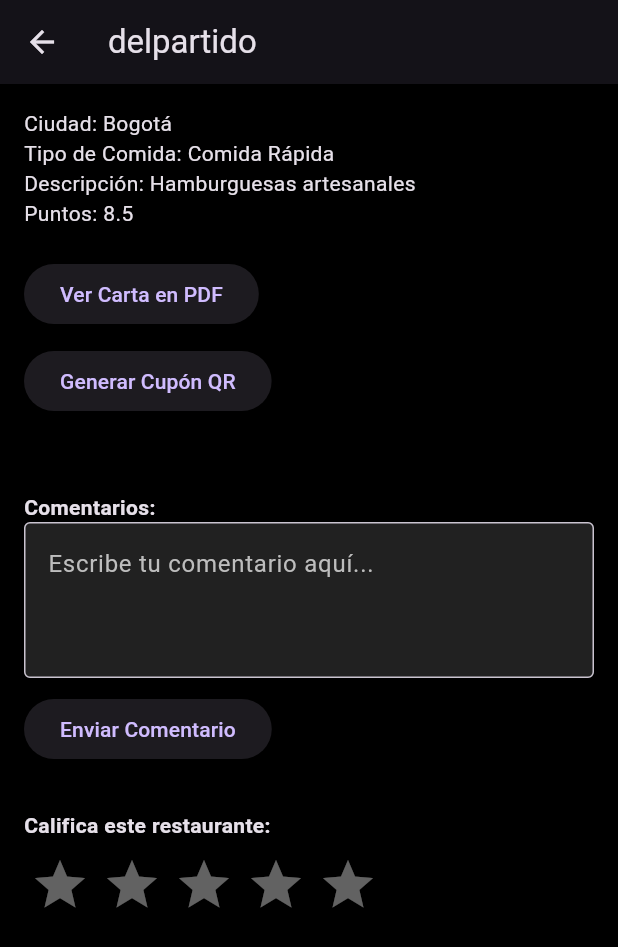
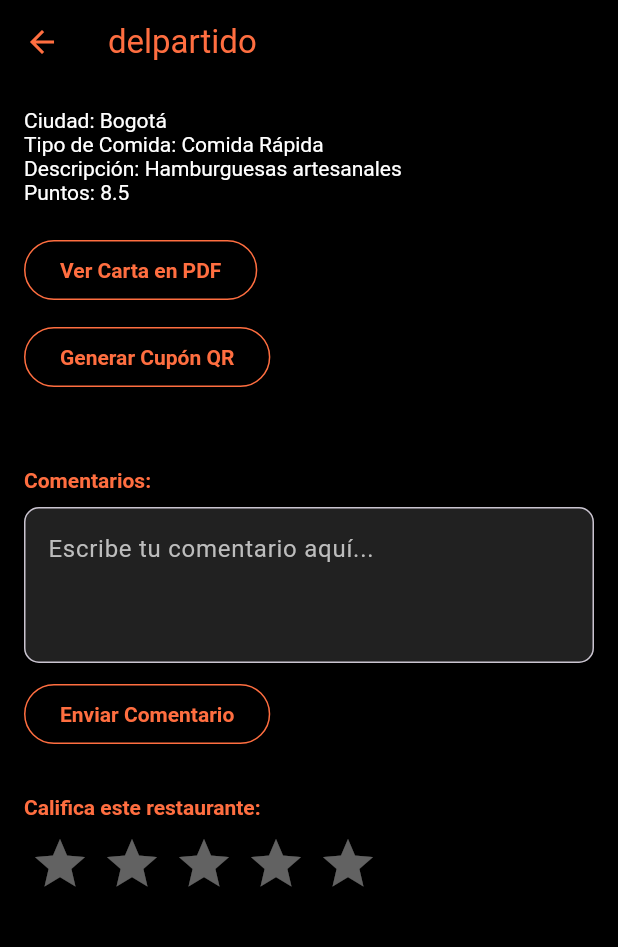
Before and after one commit to mateopelaez04/localeats, a Flutter app: the RestaurantPage screen opened directly, after a tap on "delpartido", on a phone screen of 412 x 824 dp. Shown: the top 947 px of the screen. Run offline on Flutter 3.47's test engine with Material 3 defaults, Android fonts, the phone set to English and light mode, and no system bars; drawn by our look-alikes of flutter_rating_bar; our stand-ins replace open_file, qr_flutter.

Commit message:
Unificacion de los diferentes hilos

```diff
--- a/lib/PaginaPrincipal.dart
+++ b/lib/PaginaPrincipal.dart
@@ -1,5 +1,5 @@
 import 'package:flutter/material.dart';
-import 'restaurant_page.dart'; // Asegúrate de que el archivo existe
+import 'pages/restaurant_page.dart'; // Asegúrate de que el archivo existe
 
 void main() {
   runApp(const MyApp());
--- a/lib/main.dart
+++ b/lib/main.dart
@@ -1,8 +1,5 @@
 import 'package:flutter/material.dart';
-import 'pages/login_page.dart';
-import 'pages/registro_page.dart';
 import 'pages/inicio_page.dart';
-import 'pages/restaurant_page.dart';
 
 void main() {
   runApp(const MyApp());
@@ -29,8 +26,7 @@ class MyApp extends StatelessWidget {
           ),
         ),
       ),
-      //home: InicioPage(),
-      home: RestaurantPage(),
+      home: InicioPage(),
     );
   }
 }
--- a/lib/pages/registro_page.dart
+++ b/lib/pages/registro_page.dart
@@ -1,6 +1,7 @@
 import 'package:flutter/material.dart';
 import 'package:localeats/components/my_button.dart';
 import 'package:localeats/components/my_textfield.dart';
+import 'package:localeats/pages/restaurant_page.dart';
 
 class RegistroPage extends StatelessWidget {
   RegistroPage({super.key});
@@ -16,9 +17,9 @@ class RegistroPage extends StatelessWidget {
     final username = usernameController.text.trim();
     final password = passwordController.text;
 
-    if (username.isEmpty && password.isEmpty && email.isEmpty) {
+    if (username.isEmpty || password.isEmpty || email.isEmpty) {
       ScaffoldMessenger.of(context).showSnackBar(
-        SnackBar(
+        const SnackBar(
           backgroundColor: Colors.redAccent, // Fondo del snackbar
           content: Text(
             'Por favor, llena todos los campos',
@@ -33,9 +34,10 @@ class RegistroPage extends StatelessWidget {
       return;
     }
 
-    if (username.isEmpty && password.isEmpty) {
-
-    }
+    Navigator.pushReplacement(
+      context,
+      MaterialPageRoute(builder: (context) => RestaurantPage()),
+    );
   }
 
   @override
@@ -57,7 +59,7 @@ class RegistroPage extends StatelessWidget {
               const SizedBox(height: 50),
 
               // welcome back, you've been missed!
-              Text(
+              const Text(
                 'Crear Cuenta',
                 style: TextStyle(
                     color: Colors.white,
--- /dev/null
+++ b/lib/pages/restaurant_detail_page.dart
@@ -0,0 +1,209 @@
+import 'dart:io';
+import 'package:flutter/material.dart';
+import 'package:flutter/services.dart';
+import 'package:qr_flutter/qr_flutter.dart';
+import 'package:open_file/open_file.dart';
+import 'package:path_provider/path_provider.dart';
+import 'package:flutter_rating_bar/flutter_rating_bar.dart';
+
+class RestaurantDetailPage extends StatefulWidget {
+  final String nombre;
+  final String ciudad;
+  final String tipoComida;
+  final String descripcion;
+  final double puntos;
+
+  const RestaurantDetailPage({
+    super.key,
+    required this.nombre,
+    required this.ciudad,
+    required this.tipoComida,
+    required this.descripcion,
+    required this.puntos,
+  });
+
+  @override
+  State<RestaurantDetailPage> createState() => _RestaurantDetailPageState();
+}
+
+class _RestaurantDetailPageState extends State<RestaurantDetailPage> {
+  bool mostrarQR = false;
+  final _comentarioController = TextEditingController();
+  double _rating = 0;
+
+  String get qrData => '''
+Restaurante: ${widget.nombre}
+Ciudad: ${widget.ciudad}
+Puntos: ${widget.puntos}
+''';
+
+  Future<void> _abrirCartaPDF() async {
+    final String assetPath = _obtenerRutaPDF(widget.nombre.toLowerCase());
+
+    try {
+      final ByteData data = await rootBundle.load(assetPath);
+      final tempDir = await getTemporaryDirectory();
+      final file = File('${tempDir.path}/${widget.nombre}.pdf');
+      await file.writeAsBytes(data.buffer.asUint8List(), flush: true);
+      OpenFile.open(file.path);
+    } catch (e) {
+      ScaffoldMessenger.of(context).showSnackBar(
+        SnackBar(
+          content: Text('Error al abrir el PDF: $e'),
+          backgroundColor: Colors.deepOrangeAccent,
+        ),
+      );
+    }
+  }
+
+  String _obtenerRutaPDF(String nombre) {
+    switch (nombre) {
+      case 'delpartido':
+        return 'assets/delpartido.pdf';
+      case 'sabores paisas':
+        return 'assets/sabores_paisas.pdf';
+      case 'san isidro':
+        return 'assets/san_isidro.pdf';
+      case 'restaurante cucuta':
+        return 'assets/Cucuta.pdf';
+      default:
+        return 'assets/delpartido.pdf';
+    }
+  }
+
+  ButtonStyle get _botonEstilo => OutlinedButton.styleFrom(
+    backgroundColor: Colors.black,
+    foregroundColor: Colors.deepOrangeAccent,
+    side: const BorderSide(color: Colors.deepOrangeAccent),
+    textStyle: const TextStyle(fontWeight: FontWeight.bold),
+  );
+
+  @override
+  Widget build(BuildContext context) {
+    return Scaffold(
+      backgroundColor: Colors.black,
+      appBar: AppBar(
+        title: Text(widget.nombre),
+        backgroundColor: Colors.black,
+        foregroundColor: Colors.deepOrangeAccent,
+      ),
+      body: SingleChildScrollView(
+        padding: const EdgeInsets.all(16.0),
+        child: DefaultTextStyle(
+          style: const TextStyle(color: Colors.white),
+          child: Column(
+            crossAxisAlignment: CrossAxisAlignment.start,
+            children: [
+              Text('Ciudad: ${widget.ciudad}'),
+              Text('Tipo de Comida: ${widget.tipoComida}'),
+              Text('Descripción: ${widget.descripcion}'),
+              Text('Puntos: ${widget.puntos}'),
+              const SizedBox(height: 20),
+
+              OutlinedButton(
+                onPressed: _abrirCartaPDF,
+                style: _botonEstilo,
+                child: const Text('Ver Carta en PDF'),
+              ),
+              const SizedBox(height: 10),
+
+              OutlinedButton(
+                onPressed: () {
+                  setState(() {
+                    mostrarQR = true;
+                  });
+                },
+                style: _botonEstilo,
+                child: const Text('Generar Cupón QR'),
+              ),
+
+              const SizedBox(height: 20),
+
+              if (mostrarQR)
+                Center(
+                  child: QrImageView(
+                    data: qrData,
+                    version: QrVersions.auto,
+                    size: 200.0,
+                    backgroundColor: Colors.white,
+                  ),
+                ),
+
+              const SizedBox(height: 30),
+              const Text(
+                'Comentarios:',
+                style: TextStyle(fontWeight: FontWeight.bold, color: Colors.deepOrangeAccent),
+              ),
+
+              const SizedBox(height: 10),
+              TextField(
+                controller: _comentarioController,
+                maxLines: 3,
+                style: const TextStyle(color: Colors.white),
+                decoration: InputDecoration(
+                  hintText: 'Escribe tu comentario aquí...',
+                  hintStyle: TextStyle(color: Colors.grey[400]),
+                  filled: true,
+                  fillColor: Colors.grey[900],
+                  border: OutlineInputBorder(
+                    borderRadius: BorderRadius.circular(10),
+                    borderSide: BorderSide(color: Colors.deepOrangeAccent),
+                  ),
+                  focusedBorder: OutlineInputBorder(
+                    borderSide: BorderSide(color: Colors.deepOrangeAccent),
+                  ),
+                ),
+              ),
+
+              const SizedBox(height: 10),
+              OutlinedButton(
+                onPressed: () {
+                  final comentario = _comentarioController.text;
+                  if (comentario.isNotEmpty) {
+                    ScaffoldMessenger.of(context).showSnackBar(
+                      SnackBar(
+                        content: Text('Comentario enviado: $comentario'),
+                        backgroundColor: Colors.deepOrangeAccent,
+                      ),
+                    );
+                    _comentarioController.clear();
+                  }
+                },
+                style: _botonEstilo,
+                child: const Text('Enviar Comentario'),
+              ),
+
+              const SizedBox(height: 30),
+              const Text(
+                'Califica este restaurante:',
+                style: TextStyle(fontWeight: FontWeight.bold, color: Colors.deepOrangeAccent),
+              ),
+              const SizedBox(height: 10),
+
+              RatingBar.builder(
+                initialRating: _rating,
+                minRating: 1,
+                direction: Axis.horizontal,
+                allowHalfRating: true,
+                itemCount: 5,
+                itemPadding: const EdgeInsets.symmetric(horizontal: 4.0),
+                itemBuilder: (context, _) => const Icon(Icons.star, color: Colors.amber),
+                onRatingUpdate: (rating) {
+                  setState(() {
+                    _rating = rating;
+                  });
+                  ScaffoldMessenger.of(context).showSnackBar(
+                    SnackBar(
+                      content: Text('Gracias por calificar con $rating estrellas.'),
+                      backgroundColor: Colors.deepOrangeAccent,
+                    ),
+                  );
+                },
+              ),
+            ],
+          ),
+        ),
+      ),
+    );
+  }
+}
--- a/lib/restaurant_page.dart
+++ b/lib/pages/restaurant_page.dart
@@ -63,16 +63,28 @@ class _RestaurantPageState extends State<RestaurantPage> {
     }).toList();
 
     return Scaffold(
-      appBar: AppBar(title: const Text('Lista de Restaurantes')),
+      backgroundColor: Colors.black,
+      appBar: AppBar(
+        backgroundColor: Colors.black,
+        title: const Text('Lista de Restaurantes'),
+      ),
       body: Column(
         children: [
           Padding(
             padding: const EdgeInsets.all(8.0),
             child: TextField(
-              decoration: const InputDecoration(
+              style: const TextStyle(color: Colors.white),
+              decoration: InputDecoration(
                 labelText: 'Buscar por nombre',
-                border: OutlineInputBorder(),
-                prefixIcon: Icon(Icons.search),
+                labelStyle: const TextStyle(color: Colors.deepOrangeAccent),
+                border: const OutlineInputBorder(),
+                prefixIcon: const Icon(Icons.search, color: Colors.deepOrangeAccent),
+                enabledBorder: const OutlineInputBorder(
+                  borderSide: BorderSide(color: Colors.deepOrangeAccent),
+                ),
+                focusedBorder: const OutlineInputBorder(
+                  borderSide: BorderSide(color: Colors.deepOrangeAccent, width: 2),
+                ),
               ),
               onChanged: (value) {
                 setState(() {
@@ -81,11 +93,20 @@ class _RestaurantPageState extends State<RestaurantPage> {
               },
             ),
           ),
-          Row(
-            children: [
-              Expanded(
-                child: DropdownButtonFormField<String>(
-                  decoration: const InputDecoration(labelText: 'Ciudad'),
+          Padding(
+            padding: const EdgeInsets.symmetric(horizontal: 16.0, vertical: 8.0),
+            child: Column(
+              children: [
+                DropdownButtonFormField<String>(
+                  decoration: const InputDecoration(
+                    labelText: 'Ciudad',
+                    labelStyle: TextStyle(color: Colors.deepOrangeAccent),
+                    enabledBorder: OutlineInputBorder(
+                      borderSide: BorderSide(color: Colors.deepOrangeAccent),
+                    ),
+                  ),
+                  dropdownColor: Colors.black,
+                  style: const TextStyle(color: Colors.white),
                   value: _ciudadSeleccionada,
                   items: ciudades.map((c) => DropdownMenuItem(value: c, child: Text(c))).toList(),
                   onChanged: (value) {
@@ -94,10 +115,17 @@ class _RestaurantPageState extends State<RestaurantPage> {
                     });
                   },
                 ),
-              ),
-              Expanded(
-                child: DropdownButtonFormField<String>(
-                  decoration: const InputDecoration(labelText: 'Tipo de comida'),
+                const SizedBox(height: 12),
+                DropdownButtonFormField<String>(
+                  decoration: const InputDecoration(
+                    labelText: 'Tipo de comida',
+                    labelStyle: TextStyle(color: Colors.deepOrangeAccent),
+                    enabledBorder: OutlineInputBorder(
+                      borderSide: BorderSide(color: Colors.deepOrangeAccent),
+                    ),
+                  ),
+                  dropdownColor: Colors.black,
+                  style: const TextStyle(color: Colors.white),
                   value: _tipoSeleccionado,
                   items: tipos.map((t) => DropdownMenuItem(value: t, child: Text(t))).toList(),
                   onChanged: (value) {
@@ -106,16 +134,17 @@ class _RestaurantPageState extends State<RestaurantPage> {
                     });
                   },
                 ),
-              ),
-            ],
+              ],
+            ),
           ),
           Padding(
             padding: const EdgeInsets.symmetric(horizontal: 16.0, vertical: 8.0),
             child: Row(
               children: [
-                const Text('Puntos:'),
+                const Text('Puntos:', style: TextStyle(color: Colors.white)),
                 Expanded(
                   child: Slider(
+                    activeColor: Colors.deepOrangeAccent,
                     value: _puntosMaximos,
                     min: 0,
                     max: 10,
@@ -152,6 +181,7 @@ class _RestaurantPageState extends State<RestaurantPage> {
                     );
                   },
                   child: Card(
+                    color: Colors.grey[900],
                     margin: const EdgeInsets.all(12),
                     child: Column(
                       crossAxisAlignment: CrossAxisAlignment.start,
@@ -172,18 +202,18 @@ class _RestaurantPageState extends State<RestaurantPage> {
                             children: [
                               Text(
                                 r['nombre'],
-                                style: const TextStyle(fontWeight: FontWeight.bold, fontSize: 18),
+                                style: const TextStyle(fontWeight: FontWeight.bold, fontSize: 18, color: Colors.white),
                               ),
                               const SizedBox(height: 8),
                               Row(
                                 mainAxisAlignment: MainAxisAlignment.spaceBetween,
                                 children: [
-                                  Text('Ciudad: ${r['ciudad']}'),
-                                  Text('Puntos: ${r['puntos']}'),
+                                  Text('Ciudad: ${r['ciudad']}', style: const TextStyle(color: Colors.white)),
+                                  Text('Puntos: ${r['puntos']}', style: const TextStyle(color: Colors.white)),
                                 ],
                               ),
-                              Text('Tipo de Comida: ${r['tipo']}'),
-                              Text('Descripción: ${r['descripcion']}'),
+                              Text('Tipo de Comida: ${r['tipo']}', style: const TextStyle(color: Colors.white)),
+                              Text('Descripción: ${r['descripcion']}', style: const TextStyle(color: Colors.white)),
                             ],
                           ),
                         ),
--- a/lib/restaurant_detail_page.dart
+++ /dev/null
@@ -1,162 +0,0 @@
-import 'dart:io';
-import 'package:flutter/material.dart';
-import 'package:flutter/services.dart';
-import 'package:qr_flutter/qr_flutter.dart';
-import 'package:open_file/open_file.dart';
-import 'package:path_provider/path_provider.dart';
-import 'package:flutter_rating_bar/flutter_rating_bar.dart';
-
-class RestaurantDetailPage extends StatefulWidget {
-  final String nombre;
-  final String ciudad;
-  final String tipoComida;
-  final String descripcion;
-  final double puntos;
-
-  const RestaurantDetailPage({
-    super.key,
-    required this.nombre,
-    required this.ciudad,
-    required this.tipoComida,
-    required this.descripcion,
-    required this.puntos,
-  });
-
-  @override
-  State<RestaurantDetailPage> createState() => _RestaurantDetailPageState();
-}
-
-class _RestaurantDetailPageState extends State<RestaurantDetailPage> {
-  bool mostrarQR = false;
-  final _comentarioController = TextEditingController();
-  double _rating = 0;
-
-  String get qrData => '''
-Restaurante: ${widget.nombre}
-Ciudad: ${widget.ciudad}
-Puntos: ${widget.puntos}
-''';
-
-  Future<void> _abrirCartaPDF() async {
-    final String assetPath = _obtenerRutaPDF(widget.nombre.toLowerCase());
-
-    try {
-      final ByteData data = await rootBundle.load(assetPath);
-      final tempDir = await getTemporaryDirectory();
-      final file = File('${tempDir.path}/${widget.nombre}.pdf');
-      await file.writeAsBytes(data.buffer.asUint8List(), flush: true);
-      OpenFile.open(file.path);
-    } catch (e) {
-      ScaffoldMessenger.of(context).showSnackBar(
-        SnackBar(content: Text('Error al abrir el PDF: $e')),
-      );
-    }
-  }
-
-  String _obtenerRutaPDF(String nombre) {
-    switch (nombre) {
-      case 'delpartido':
-        return 'assets/delpartido.pdf';
-      case 'sabores paisas':
-        return 'assets/sabores_paisas.pdf';
-      case 'san isidro':
-        return 'assets/san_isidro.pdf';
-      case 'restaurante cucuta':
-        return 'assets/Cucuta.pdf';
-      default:
-        return 'assets/delpartido.pdf';
-    }
-  }
-
-  @override
-  Widget build(BuildContext context) {
-    return Scaffold(
-      appBar: AppBar(title: Text(widget.nombre)),
-      body: SingleChildScrollView(
-        padding: const EdgeInsets.all(16.0),
-        child: Column(
-          crossAxisAlignment: CrossAxisAlignment.start,
-          children: [
-            Text('Ciudad: ${widget.ciudad}'),
-            Text('Tipo de Comida: ${widget.tipoComida}'),
-            Text('Descripción: ${widget.descripcion}'),
-            Text('Puntos: ${widget.puntos}'),
-            const SizedBox(height: 20),
-
-            ElevatedButton(
-              onPressed: _abrirCartaPDF,
-              child: const Text('Ver Carta en PDF'),
-            ),
-            const SizedBox(height: 10),
-
-            ElevatedButton(
-              onPressed: () {
-                setState(() {
-                  mostrarQR = true;
-                });
-              },
-              child: const Text('Generar Cupón QR'),
-            ),
-
-            const SizedBox(height: 20),
-
-            if (mostrarQR)
-              Center(
-                child: QrImageView(
-                  data: qrData,
-                  version: QrVersions.auto,
-                  size: 200.0,
-                ),
-              ),
-
-            const SizedBox(height: 30),
-            const Text('Comentarios:', style: TextStyle(fontWeight: FontWeight.bold)),
-
-            TextField(
-              controller: _comentarioController,
-              maxLines: 3,
-              decoration: const InputDecoration(
-                hintText: 'Escribe tu comentario aquí...',
-                border: OutlineInputBorder(),
-              ),
-            ),
-            const SizedBox(height: 10),
-            ElevatedButton(
-              onPressed: () {
-                final comentario = _comentarioController.text;
-                if (comentario.isNotEmpty) {
-                  ScaffoldMessenger.of(context).showSnackBar(
-                    SnackBar(content: Text('Comentario enviado: $comentario')),
-                  );
-                  _comentarioController.clear();
-                }
-              },
-              child: const Text('Enviar Comentario'),
-            ),
-
-            const SizedBox(height: 30),
-            const Text('Califica este restaurante:', style: TextStyle(fontWeight: FontWeight.bold)),
-            const SizedBox(height: 10),
-            RatingBar.builder(
-              initialRating: _rating,
-              minRating: 1,
-              direction: Axis.horizontal,
-              allowHalfRating: true,
-              itemCount: 5,
-              itemPadding: const EdgeInsets.symmetric(horizontal: 4.0),
-              itemBuilder: (context, _) => const Icon(Icons.star, color: Colors.amber),
-              onRatingUpdate: (rating) {
-                setState(() {
-                  _rating = rating;
-                });
-                ScaffoldMessenger.of(context).showSnackBar(
-                  SnackBar(content: Text('Gracias por calificar con $rating estrellas.')),
-                );
-              },
-            ),
-          ],
-        ),
-      ),
-    );
-  }
-}
```
Also changed, not shown: 1 other file.
